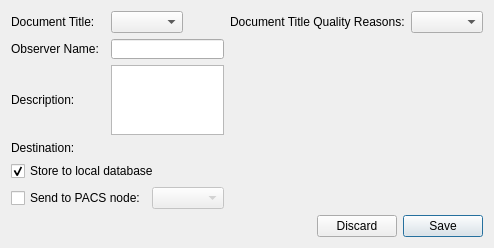
Qt form starviewer/src/core/keyimagenotecreatorwidgetbase.ui (starviewer-medical/starviewer) before a commit.
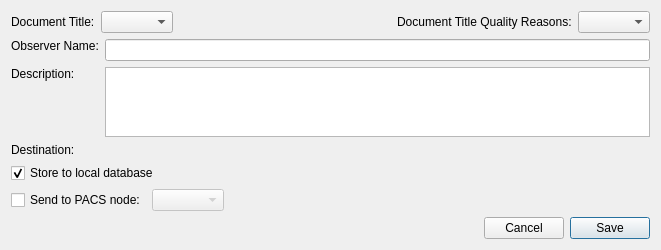
The same form after that commit.

```diff
--- a/starviewer/src/core/keyimagenotecreatorwidgetbase.ui
+++ b/starviewer/src/core/keyimagenotecreatorwidgetbase.ui
@@ -6,15 +6,29 @@
    <rect>
     <x>0</x>
     <y>0</y>
-    <width>473</width>
-    <height>230</height>
+    <width>661</width>
+    <height>234</height>
    </rect>
   </property>
+  <property name="sizePolicy">
+   <sizepolicy hsizetype="Preferred" vsizetype="Preferred">
+    <horstretch>0</horstretch>
+    <verstretch>0</verstretch>
+   </sizepolicy>
+  </property>
+  <property name="maximumSize">
+   <size>
+    <width>16777215</width>
+    <height>16777215</height>
+   </size>
+  </property>
   <property name="windowTitle">
    <string>Create Key Image Note</string>
   </property>
-  <layout class="QGridLayout" name="gridLayout">
-   <item row="0" column="0">
+  <layout class="QFormLayout" name="formLayout_2">
+   <item row="0" column="0" colspan="2">
+    <layout class="QHBoxLayout" name="horizontalLayout">
+     <item>
     <widget class="QLabel" name="m_documentTitleLabel">
      <property name="sizePolicy">
       <sizepolicy hsizetype="Fixed" vsizetype="Fixed">
@@ -33,17 +47,30 @@
      </property>
     </widget>
    </item>
-   <item row="0" column="1">
+     <item>
     <widget class="QComboBox" name="m_documentTitleComboBox">
      <property name="sizePolicy">
-      <sizepolicy hsizetype="Fixed" vsizetype="Fixed">
+        <sizepolicy hsizetype="Preferred" vsizetype="Preferred">
        <horstretch>0</horstretch>
        <verstretch>0</verstretch>
       </sizepolicy>
      </property>
     </widget>
    </item>
-   <item row="0" column="2">
+     <item>
+      <spacer name="horizontalSpacer">
+       <property name="orientation">
+        <enum>Qt::Horizontal</enum>
+       </property>
+       <property name="sizeHint" stdset="0">
+        <size>
+         <width>40</width>
+         <height>20</height>
+        </size>
+       </property>
+      </spacer>
+     </item>
+     <item>
     <widget class="QLabel" name="m_rejectedForQualityReasonsLabel">
      <property name="sizePolicy">
       <sizepolicy hsizetype="Fixed" vsizetype="Fixed">
@@ -62,23 +89,27 @@
      </property>
     </widget>
    </item>
-   <item row="0" column="3">
+     <item>
     <widget class="QComboBox" name="m_documentTitleQualityReasonsComboBox">
      <property name="enabled">
       <bool>true</bool>
      </property>
      <property name="sizePolicy">
-      <sizepolicy hsizetype="Fixed" vsizetype="Fixed">
+        <sizepolicy hsizetype="Preferred" vsizetype="Preferred">
        <horstretch>0</horstretch>
        <verstretch>0</verstretch>
       </sizepolicy>
      </property>
     </widget>
    </item>
-   <item row="1" column="0">
+    </layout>
+   </item>
+   <item row="1" column="0" colspan="2">
+    <layout class="QFormLayout" name="formLayout">
+     <item row="0" column="0">
     <widget class="QLabel" name="m_observerNameLabel">
      <property name="sizePolicy">
-      <sizepolicy hsizetype="Fixed" vsizetype="Fixed">
+        <sizepolicy hsizetype="Preferred" vsizetype="Fixed">
        <horstretch>0</horstretch>
        <verstretch>0</verstretch>
       </sizepolicy>
@@ -94,26 +125,26 @@
      </property>
     </widget>
    </item>
-   <item row="1" column="1">
+     <item row="0" column="1">
     <widget class="QLineEdit" name="m_observerName">
      <property name="sizePolicy">
-      <sizepolicy hsizetype="Fixed" vsizetype="Fixed">
+        <sizepolicy hsizetype="Preferred" vsizetype="Fixed">
        <horstretch>191</horstretch>
        <verstretch>20</verstretch>
       </sizepolicy>
      </property>
      <property name="maximumSize">
       <size>
-       <width>191</width>
-       <height>20</height>
+         <width>16777215</width>
+         <height>16777215</height>
       </size>
      </property>
     </widget>
    </item>
-   <item row="2" column="0">
+     <item row="1" column="0">
     <widget class="QLabel" name="m_keyImageNoteDescriptionLabel">
      <property name="sizePolicy">
-      <sizepolicy hsizetype="Fixed" vsizetype="Fixed">
+        <sizepolicy hsizetype="Preferred" vsizetype="Fixed">
        <horstretch>0</horstretch>
        <verstretch>0</verstretch>
       </sizepolicy>
@@ -129,23 +160,25 @@
      </property>
     </widget>
    </item>
-   <item row="2" column="1">
+     <item row="1" column="1">
     <widget class="QTextEdit" name="m_keyObjectDescription">
      <property name="sizePolicy">
-      <sizepolicy hsizetype="Maximum" vsizetype="Maximum">
+        <sizepolicy hsizetype="Preferred" vsizetype="Preferred">
        <horstretch>0</horstretch>
        <verstretch>0</verstretch>
       </sizepolicy>
      </property>
      <property name="maximumSize">
       <size>
-       <width>141</width>
-       <height>71</height>
+         <width>16777215</width>
+         <height>16777215</height>
       </size>
      </property>
     </widget>
    </item>
-   <item row="3" column="0" colspan="2">
+    </layout>
+   </item>
+   <item row="2" column="0">
     <layout class="QGridLayout" name="gridLayout_2">
      <item row="0" column="0">
       <widget class="QLabel" name="m_destinationLabel">
@@ -180,7 +213,7 @@
      </item>
     </layout>
    </item>
-   <item row="4" column="2" colspan="2">
+   <item row="3" column="1">
     <layout class="QHBoxLayout" name="horizontalLayout_4">
      <item>
       <spacer name="horizontalSpacer_2">
@@ -198,7 +231,7 @@
      <item>
       <widget class="QPushButton" name="m_cancelButton">
        <property name="text">
-        <string>Discard</string>
+        <string>Cancel</string>
        </property>
       </widget>
      </item>
```
Lines whose indentation alone changed are shown as unchanged.
